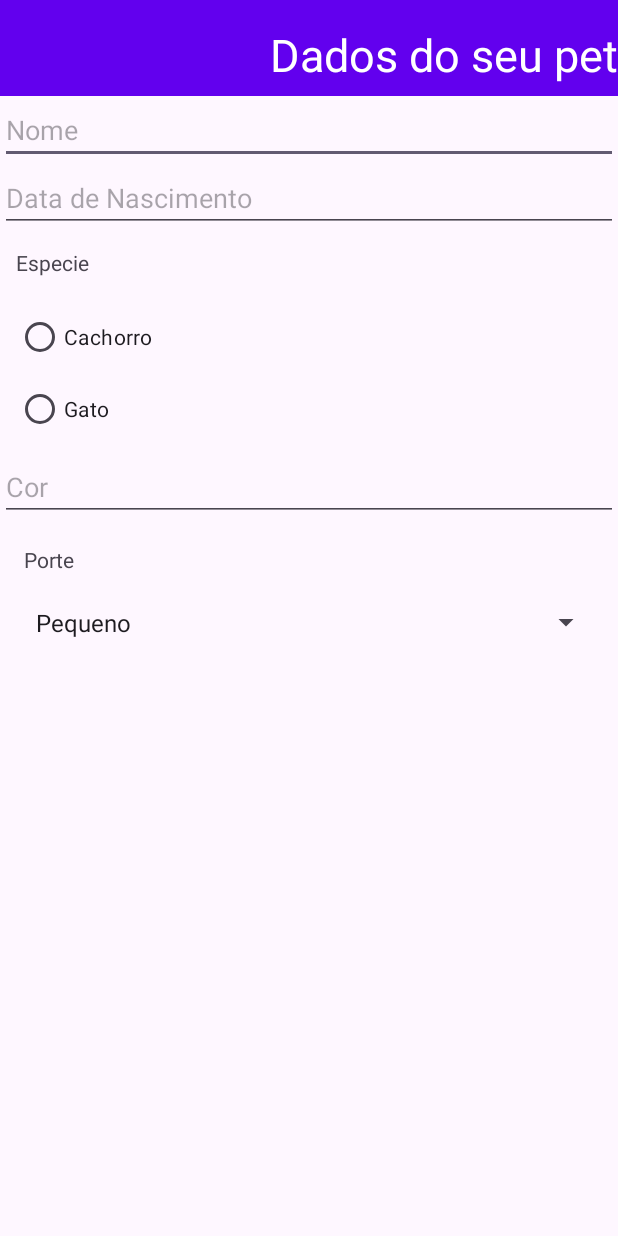
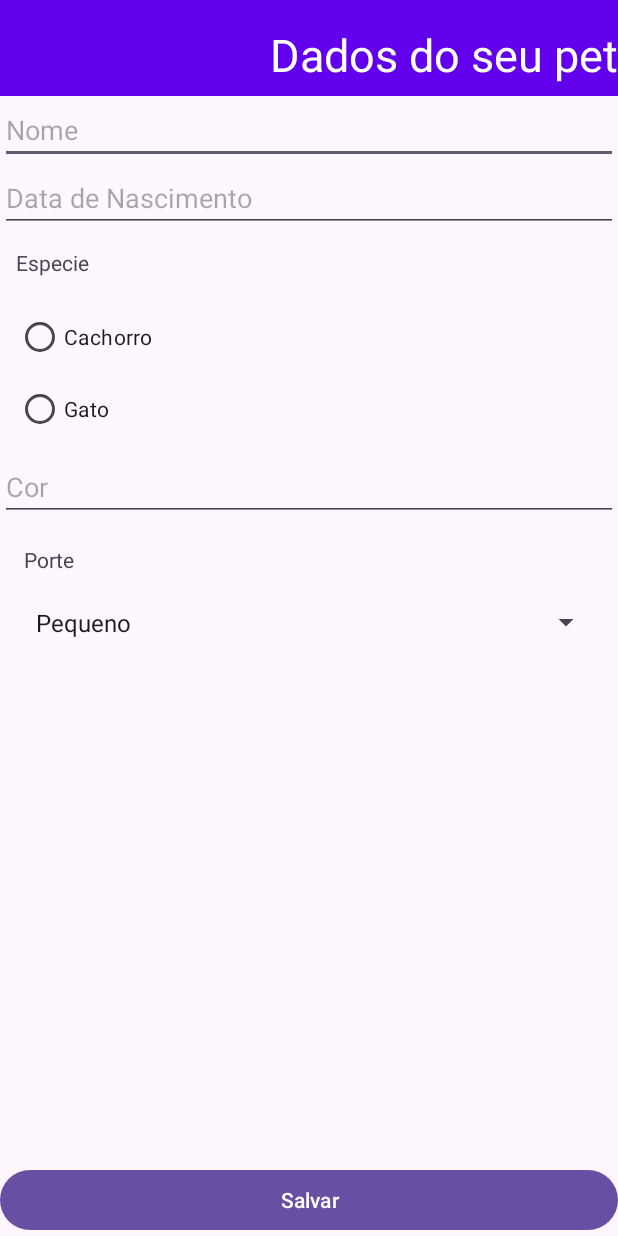
Before and after one commit to gabrieleksilva/PetLife, an Android app: the DadosPetActivity screen opened directly, with no data from a screen before it, on a phone screen of 412 x 824 dp. Run offline under Robolectric (Android 15) with nearby library versions, the phone set to English and light mode, and no system bars.

Commit message:
adicionando button e deletando imports desnecessarios

```diff
--- a/app/src/main/java/br/edu/scl/ifsp/ads/pdm/petlife/DadosPetActivity.kt
+++ b/app/src/main/java/br/edu/scl/ifsp/ads/pdm/petlife/DadosPetActivity.kt
@@ -1,12 +1,8 @@
 package br.edu.scl.ifsp.ads.pdm.petlife
 
 import android.os.Bundle
-import androidx.activity.enableEdgeToEdge
 import androidx.appcompat.app.AppCompatActivity
-import androidx.core.view.ViewCompat
-import androidx.core.view.WindowInsetsCompat
 import br.edu.scl.ifsp.ads.pdm.petlife.databinding.ActivityDadosPetBinding
-import br.edu.scl.ifsp.ads.pdm.petlife.databinding.ActivityMainBinding
 
 class DadosPetActivity : AppCompatActivity() {
     private val adb: ActivityDadosPetBinding by lazy{
--- a/app/src/main/res/layout/activity_dados_pet.xml
+++ b/app/src/main/res/layout/activity_dados_pet.xml
@@ -125,4 +125,11 @@
         app:layout_constraintLeft_toLeftOf="parent"
         app:layout_constraintRight_toRightOf="parent"/>
 
+    <Button
+        android:id="@+id/ultVisitBt"
+        android:layout_width="match_parent"
+        android:layout_height="wrap_content"
+        app:layout_constraintBottom_toBottomOf="parent"
+        android:text="Salvar" />
+
 </androidx.constraintlayout.widget.ConstraintLayout>
```
